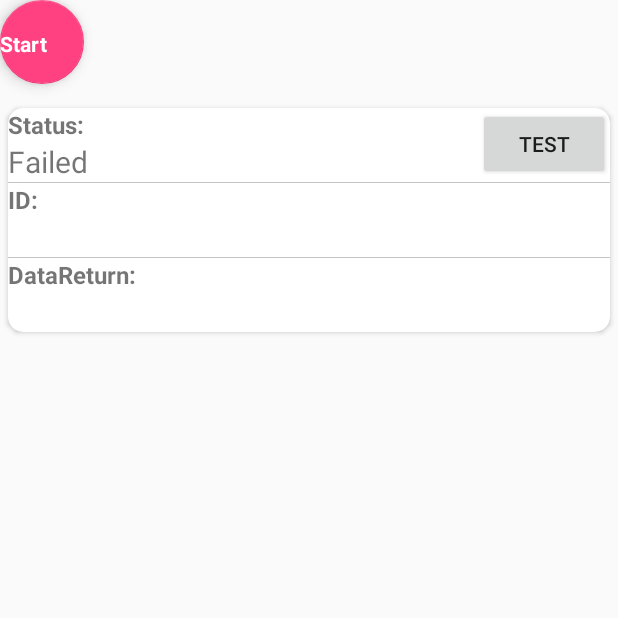
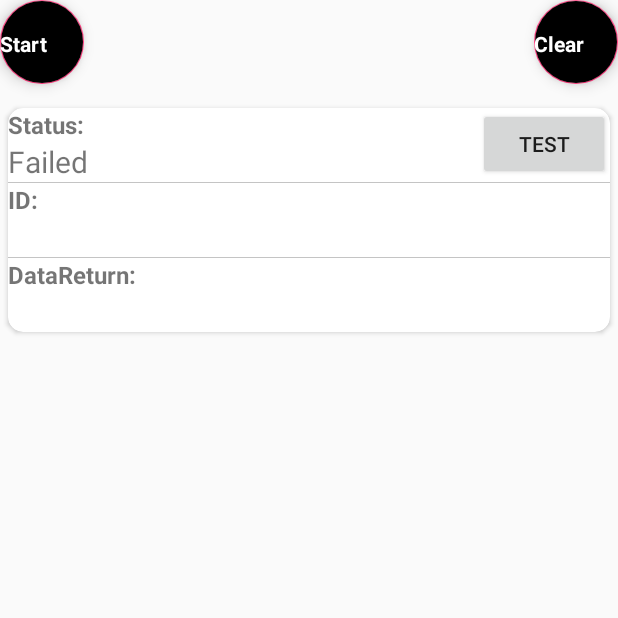
Before and after one commit to tofywing/A_Maze, an Android app: the screen it shows after launch (MainActivity), after a tap on "CANCEL", on a phone screen of 412 x 824 dp, the top half of it. Run offline under Robolectric (Android 15) with nearby library versions, the phone set to English and light mode, and no system bars; 2 statements that could not run were skipped; 1 other tap on this screen came first.

Commit message:
release version 1.0

```diff
--- a/app/src/main/java/flipboard/interview/yee/maze/Data/Maze.java
+++ b/app/src/main/java/flipboard/interview/yee/maze/Data/Maze.java
@@ -13,6 +13,7 @@ public class Maze implements Parcelable {
     String id;
     int status;
     String data;
+
 
     public Maze(String id, int status, String data) {
         this.id = id;
--- a/app/src/main/java/flipboard/interview/yee/maze/MainActivity.java
+++ b/app/src/main/java/flipboard/interview/yee/maze/MainActivity.java
@@ -2,12 +2,13 @@ package flipboard.interview.yee.maze;
 
 import android.app.Activity;
 import android.app.ProgressDialog;
+import android.content.res.ColorStateList;
+import android.graphics.Color;
 import android.os.Bundle;
 import android.support.design.widget.FloatingActionButton;
 import android.support.v7.widget.LinearLayoutManager;
 import android.support.v7.widget.RecyclerView;
 import android.view.View;
-import android.widget.TextView;
 import android.widget.Toast;
 
 import java.util.ArrayList;
@@ -21,11 +22,14 @@ import flipboard.interview.yee.maze.Service.MazeService;
  * Created by Yee on 3/16/16.
  */
 public class MainActivity extends Activity {
+
+    public static final String MAZE_SAVED = "mazeSaved";
     FloatingActionButton mStartButton;
+    FloatingActionButton mClearButton;
     MazeService mService;
     RecyclerView mMazeInfo;
     MazeInfoAdapter mMazeInfoAdapter;
-    static ArrayList<Maze> dataSet = new ArrayList<>();
+    ArrayList<Maze> dataSet = new ArrayList<>();
 
     @Override
     protected void onCreate(Bundle savedInstanceState) {
@@ -34,8 +38,18 @@ public class MainActivity extends Activity {
         mMazeInfo = (RecyclerView) findViewById(R.id.mazeInfoViewContainer);
         mMazeInfo.setLayoutManager(new LinearLayoutManager(this));
         mMazeInfo.setHasFixedSize(true);
+        if (savedInstanceState != null) {
+            Toast.makeText(this, "NOT", Toast.LENGTH_LONG).show();
+            dataSet = savedInstanceState.getParcelableArrayList(MAZE_SAVED);
+        }
         mMazeInfoAdapter = new MazeInfoAdapter(dataSet);
         mStartButton = (FloatingActionButton) findViewById(R.id.startButton);
+        int[][] colorPattern = new int[2][];
+        colorPattern[0] = new int[]{Color.parseColor("#D3503A")};
+        colorPattern[1] = new int[]{Color.parseColor("#000000")};
+        ColorStateList red = new ColorStateList(colorPattern, colorPattern[0]);
+        ColorStateList black = new ColorStateList(colorPattern, colorPattern[1]);
+        mStartButton.setBackgroundTintList(red);
         mStartButton.setOnClickListener(new View.OnClickListener() {
             @Override
             public void onClick(final View v) {
@@ -46,6 +60,7 @@ public class MainActivity extends Activity {
                         mMazeInfoAdapter.notifyDataSetChanged();
                         dialog.dismiss();
                     }
+
                     @Override
                     public void onMazeActionFailed(ProgressDialog dialog) {
                         dialog.dismiss();
@@ -59,6 +74,21 @@ public class MainActivity extends Activity {
                 mService.startMaze();
             }
         });
+        mClearButton = (FloatingActionButton) findViewById(R.id.clearButton);
+        mClearButton.setBackgroundTintList(black);
+        mClearButton.setOnClickListener(new View.OnClickListener() {
+            @Override
+            public void onClick(View v) {
+                dataSet.clear();
+                mMazeInfoAdapter.notifyDataSetChanged();
+            }
+        });
         mMazeInfo.setAdapter(mMazeInfoAdapter);
     }
+
+    @Override
+    public void onSaveInstanceState(Bundle outState) {
+        outState.putParcelableArrayList(MAZE_SAVED, dataSet);
+        super.onSaveInstanceState(outState);
+    }
 }
--- a/app/src/main/res/layout/layout_main.xml
+++ b/app/src/main/res/layout/layout_main.xml
@@ -4,11 +4,11 @@
                 android:layout_height="match_parent">
 
     <android.support.design.widget.FloatingActionButton
-        android:id="@+id/startButton"
-        android:layout_width="wrap_content"
-        android:layout_height="wrap_content"
-        android:layout_alignParentLeft="true"
-        android:layout_alignParentTop="true"/>
+    android:id="@+id/startButton"
+    android:layout_width="wrap_content"
+    android:layout_height="wrap_content"
+    android:layout_alignParentLeft="true"
+    android:layout_alignParentTop="true"/>
 
     <TextView
         android:layout_width="wrap_content"
@@ -17,6 +17,24 @@
         android:layout_marginTop="19dp"
         android:elevation="7dp"
         android:text="@string/button_maze"
+        android:textColor="@color/pureWhite"
+        android:textSize="14sp"
+        android:textStyle="bold"/>
+
+    <android.support.design.widget.FloatingActionButton
+        android:id="@+id/clearButton"
+        android:layout_width="wrap_content"
+        android:layout_height="wrap_content"
+        android:layout_alignParentRight="true"
+        android:layout_alignParentTop="true"/>
+
+    <TextView
+        android:layout_width="wrap_content"
+        android:layout_height="wrap_content"
+        android:layout_alignLeft="@id/clearButton"
+        android:layout_marginTop="19dp"
+        android:elevation="7dp"
+        android:text="@string/button_clear"
         android:textColor="@color/pureWhite"
         android:textSize="14sp"
         android:textStyle="bold"/>
--- a/app/src/main/res/values/strings.xml
+++ b/app/src/main/res/values/strings.xml
@@ -4,6 +4,7 @@
     <string name="server_error">Data\u0027s not available from server.</string>
     <string name="maze_created">Maze created.</string>
     <string name="button_maze">Start</string>
+    <string name="button_clear">Clear</string>
     <string name="mazeInfo_status">Status: </string>
     <string name="mazeInfo_button_test">TEST</string>
     <string name="mazeInfo_ID">ID: </string>
```
Also changed, not shown: app/src/main/java/flipboard/interview/yee/maze/Service/MazeService.java (+70 -4 lines).
